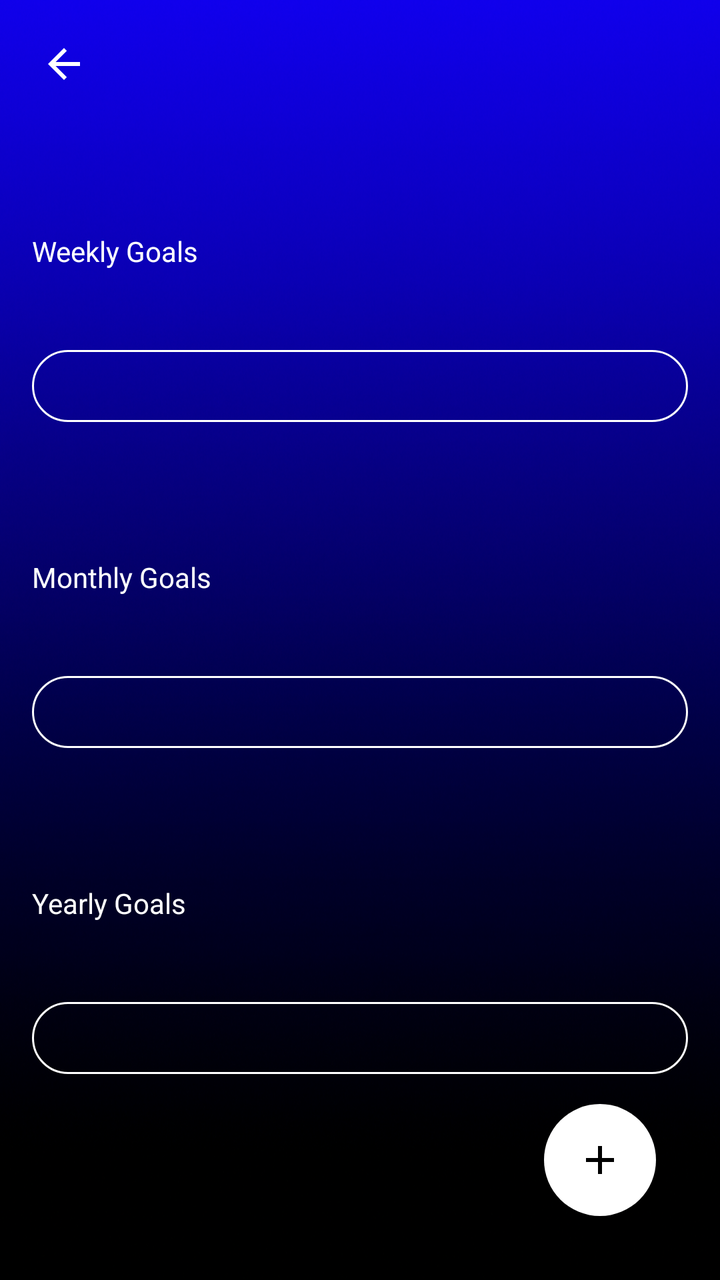
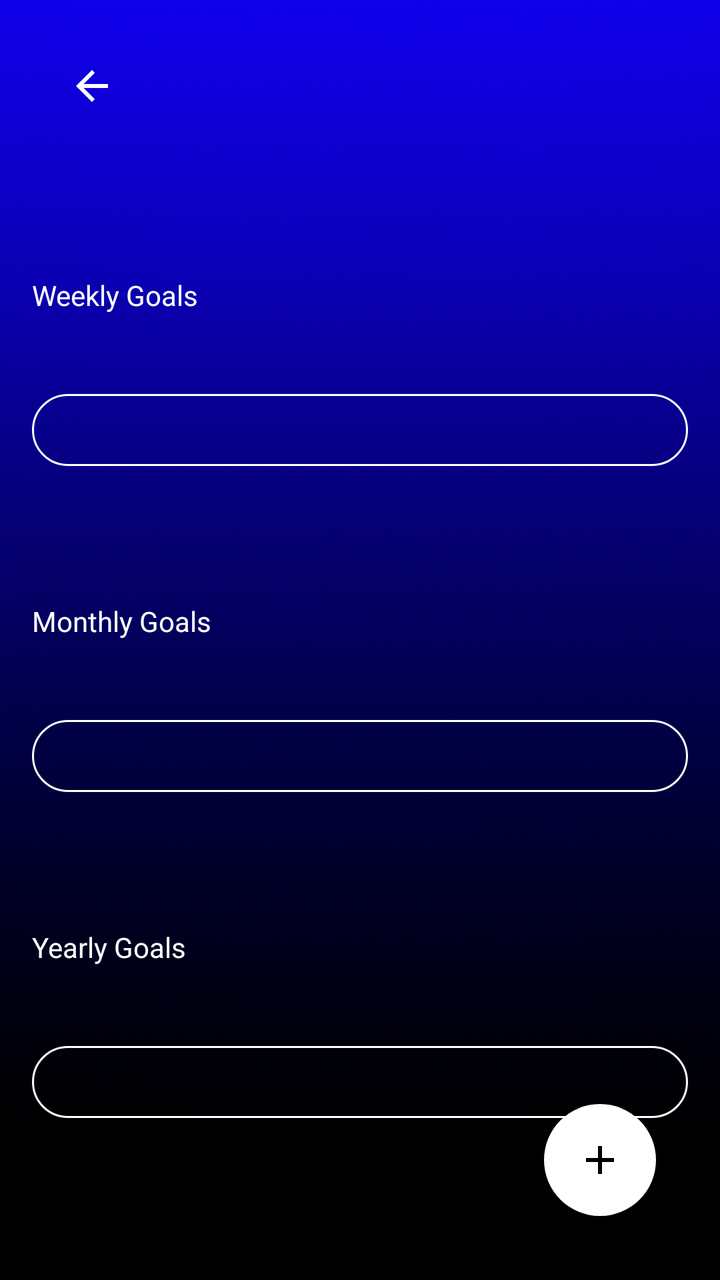

Before-and-after screenshots of an Android layout around one commit, followed by the original layout XML and the change that was made.
<!-- AndroidManifest.xml: application theme Theme.CashUp -->
<!-- res/layout/goals.xml -->
<?xml version="1.0" encoding="utf-8"?>
<androidx.constraintlayout.widget.ConstraintLayout
    xmlns:android="http://schemas.android.com/apk/res/android"
    xmlns:app="http://schemas.android.com/apk/res-auto"
    android:layout_width="match_parent"
    android:layout_height="match_parent"
    android:background="@drawable/background"
    android:padding="16dp">

    
    <ImageButton
        android:id="@+id/backButton"
        android:layout_width="32dp"
        android:layout_height="32dp"
        android:background="?attr/selectableItemBackgroundBorderless"
        android:src="@drawable/ic_arrow_back"
        android:contentDescription="@string/back"
        android:onClick="onBackButtonClick"
        app:layout_constraintTop_toTopOf="parent"
        app:layout_constraintStart_toStartOf="parent"/>

    

    

    <TextView
        android:id="@+id/label_weekly"
        android:layout_width="0dp"
        android:layout_height="wrap_content"
        android:layout_marginTop="68dp"
        android:text="Weekly Goals"
        android:textColor="@android:color/white"
        android:textSize="14sp"
        app:layout_constraintEnd_toEndOf="parent"
        app:layout_constraintHorizontal_bias="0.0"
        app:layout_constraintStart_toStartOf="parent"
        app:layout_constraintTop_toBottomOf="@id/backButton" />

    <Spinner
        android:id="@+id/spinner_weekly"
        android:layout_width="0dp"
        android:layout_height="wrap_content"
        android:layout_marginTop="40dp"
        android:background="@drawable/rounded_corner"
        android:padding="18dp"
        android:prompt="@string/weekly_goals_prompt"
        android:spinnerMode="dropdown"
        app:layout_constraintEnd_toEndOf="parent"
        app:layout_constraintHorizontal_bias="0.0"
        app:layout_constraintStart_toStartOf="parent"
        app:layout_constraintTop_toBottomOf="@id/label_weekly" />

    

    

    <TextView
        android:id="@+id/label_monthly"
        android:layout_width="0dp"
        android:layout_height="wrap_content"
        android:layout_marginTop="68dp"
        android:text="Monthly Goals"
        android:textColor="@android:color/white"
        android:textSize="14sp"
        app:layout_constraintEnd_toEndOf="parent"
        app:layout_constraintHorizontal_bias="0.0"
        app:layout_constraintStart_toStartOf="parent"
        app:layout_constraintTop_toBottomOf="@id/spinner_weekly" />

    <Spinner
        android:id="@+id/spinner_monthly"
        android:layout_width="0dp"
        android:layout_height="wrap_content"
        android:layout_marginTop="40dp"
        android:background="@drawable/rounded_corner"
        android:padding="18dp"
        android:prompt="@string/monthly_goals_prompt"
        android:spinnerMode="dropdown"
        app:layout_constraintEnd_toEndOf="parent"
        app:layout_constraintHorizontal_bias="0.0"
        app:layout_constraintStart_toStartOf="parent"
        app:layout_constraintTop_toBottomOf="@id/label_monthly" />

    <TextView
        android:id="@+id/label_yearly"
        android:layout_width="0dp"
        android:layout_height="wrap_content"
        android:layout_marginTop="68dp"
        android:text="Yearly Goals"
        android:textColor="@android:color/white"
        android:textSize="14sp"
        app:layout_constraintEnd_toEndOf="parent"
        app:layout_constraintHorizontal_bias="0.0"
        app:layout_constraintStart_toStartOf="parent"
        app:layout_constraintTop_toBottomOf="@id/spinner_monthly" />

    <Spinner
        android:id="@+id/spinner_yearly"
        android:layout_width="0dp"
        android:layout_height="wrap_content"
        android:layout_marginTop="40dp"
        android:background="@drawable/rounded_corner"
        android:padding="18dp"
        android:prompt="@string/yearly_goals_prompt"
        android:spinnerMode="dropdown"
        app:layout_constraintEnd_toEndOf="parent"
        app:layout_constraintHorizontal_bias="0.0"
        app:layout_constraintStart_toStartOf="parent"
        app:layout_constraintTop_toBottomOf="@id/label_yearly" />

    <ImageButton
        android:id="@+id/add_goal_button"
        android:layout_width="56dp"
        android:layout_height="56dp"
        android:src="@drawable/ic_add"
        android:background="@drawable/rounded_fab_white"
        android:contentDescription="@string/add_goal"
        app:layout_constraintBottom_toBottomOf="parent"
        app:layout_constraintEnd_toEndOf="parent"
        android:layout_margin="16dp"/>

</androidx.constraintlayout.widget.ConstraintLayout>
<!-- resources referenced by this layout -->
<resources>
  <!-- drawable background: png bitmap (drawable, 768113 bytes) -->
  <!-- drawable ic_add (drawable) -->
  <vector xmlns:android="http://schemas.android.com/apk/res/android"
      android:width="24dp"
      android:height="24dp"
      android:viewportWidth="24"
      android:viewportHeight="24">
      <path
          android:fillColor="#000000"
          android:pathData="M19,13H13v6h-2v-6H5v-2h6V5h2v6h6v2z"/>
  </vector>
  <!-- drawable ic_arrow_back (drawable) -->
  <vector xmlns:android="http://schemas.android.com/apk/res/android"
      android:width="24dp"
      android:height="24dp"
      android:viewportWidth="24"
      android:viewportHeight="24">
      <path
          android:fillColor="#FFFFFF"
          android:pathData="M20,11H7.83l5.59,-5.59L12,4l-8,8 8,8 1.41,-1.41L7.83,13H20v-2z"/>
  </vector>
  <!-- drawable rounded_corner (drawable) -->
  <?xml version="1.0" encoding="utf-8"?>
  <shape xmlns:android="http://schemas.android.com/apk/res/android"
      android:shape="rectangle"
      >
  <corners
          android:radius="24dp"/>
      <stroke
          android:width="1dp"
              android:color="@color/white" />
  </shape>
  <!-- drawable rounded_fab_white (drawable) -->
  <shape xmlns:android="http://schemas.android.com/apk/res/android"
      android:shape="oval">
      <solid android:color="@android:color/white"/>
  </shape>
  <string name="add_goal">Add Goal</string>
  <string name="back">Back</string>
  <string name="monthly_goals_prompt">Select a monthly category</string>
  <string name="weekly_goals_prompt">Select a weekly category</string>
  <string name="yearly_goals_prompt">Select a yearly category</string>
  <style name="Theme.CashUp" parent="Base.Theme.CashUp" />
  <color name="white">#FFFFFFFF</color>
  <style name="Base.Theme.CashUp" parent="Theme.Material3.DayNight.NoActionBar">
  
      </style>
</resources>

<!-- the commit's change to res/layout/goals.xml (unified diff, before → after) -->
@@ -10,14 +10,14 @@
     
     <ImageButton
         android:id="@+id/backButton"
-        android:layout_width="32dp"
-        android:layout_height="32dp"
+        android:layout_width="60dp"
+        android:layout_height="54dp"
         android:background="?attr/selectableItemBackgroundBorderless"
-        android:src="@drawable/ic_arrow_back"
         android:contentDescription="@string/back"
         android:onClick="onBackButtonClick"
-        app:layout_constraintTop_toTopOf="parent"
-        app:layout_constraintStart_toStartOf="parent"/>
+        android:src="@drawable/ic_arrow_back"
+        app:layout_constraintStart_toStartOf="parent"
+        app:layout_constraintTop_toTopOf="parent" />
 
     
 
